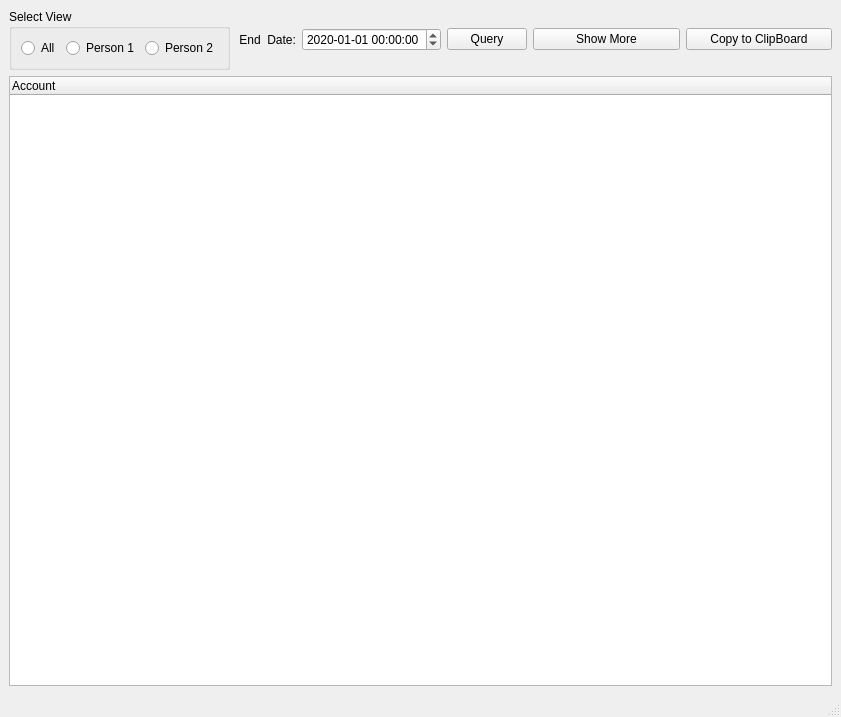
Qt form BookKeeping/GUI/FinancialStatement.ui (cowtony/BookKeeping) before a commit.
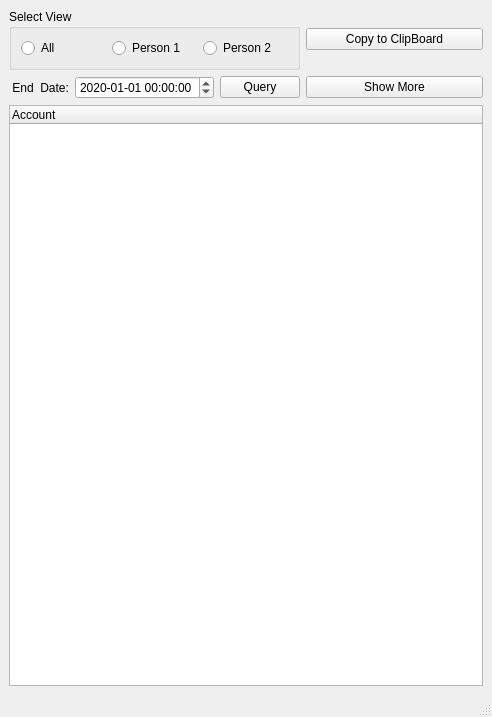
The same form after that commit. Icons and pictures are not drawn.

Patch:
```diff
--- a/BookKeeping/GUI/FinancialStatement.ui
+++ b/BookKeeping/GUI/FinancialStatement.ui
@@ -6,7 +6,7 @@
    <rect>
     <x>0</x>
     <y>0</y>
-    <width>841</width>
+    <width>492</width>
     <height>717</height>
    </rect>
   </property>
@@ -19,13 +19,6 @@
   </property>
   <widget class="QWidget" name="centralwidget">
    <layout class="QGridLayout" name="gridLayout">
-    <item row="0" column="3">
-     <widget class="QPushButton" name="pushButtonExport">
-      <property name="text">
-       <string>Copy to ClipBoard</string>
-      </property>
-     </widget>
-    </item>
     <item row="0" column="0">
      <widget class="QGroupBox" name="groupBox">
       <property name="title">
@@ -57,6 +50,13 @@
      </widget>
     </item>
     <item row="0" column="1">
+     <widget class="QPushButton" name="pushButtonExport">
+      <property name="text">
+       <string>Copy to ClipBoard</string>
+      </property>
+     </widget>
+    </item>
+    <item row="1" column="0">
      <layout class="QHBoxLayout" name="horizontalLayout_2">
       <item>
        <widget class="QLabel" name="label_Date">
@@ -97,7 +97,14 @@
       </item>
      </layout>
     </item>
-    <item row="2" column="0" colspan="4">
+    <item row="1" column="1">
+     <widget class="QPushButton" name="pushButtonShowMore">
+      <property name="text">
+       <string>Show More</string>
+      </property>
+     </widget>
+    </item>
+    <item row="2" column="0" colspan="2">
      <widget class="QTreeWidget" name="treeWidget">
       <column>
        <property name="text">
@@ -106,13 +113,6 @@
       </column>
      </widget>
     </item>
-    <item row="0" column="2">
-     <widget class="QPushButton" name="pushButtonShowMore">
-      <property name="text">
-       <string>Show More</string>
-      </property>
-     </widget>
-    </item>
    </layout>
   </widget>
   <widget class="QMenuBar" name="menubar">
```
Left out of the diff: 2 changed lines with no effect on the pictures.
